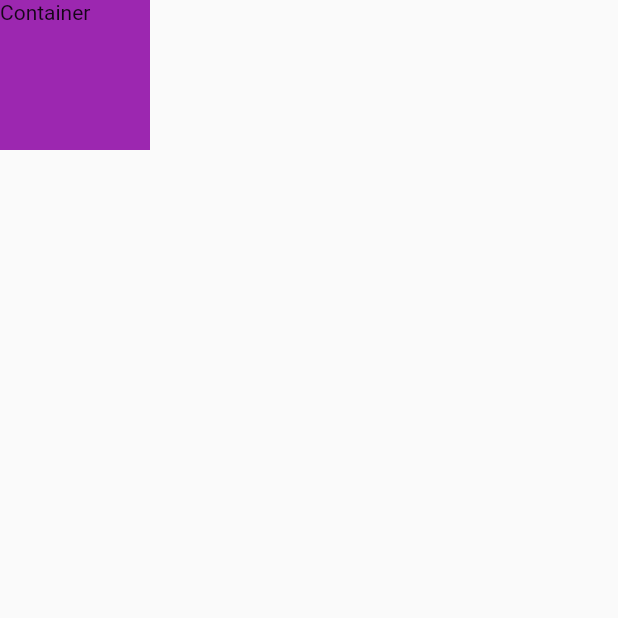
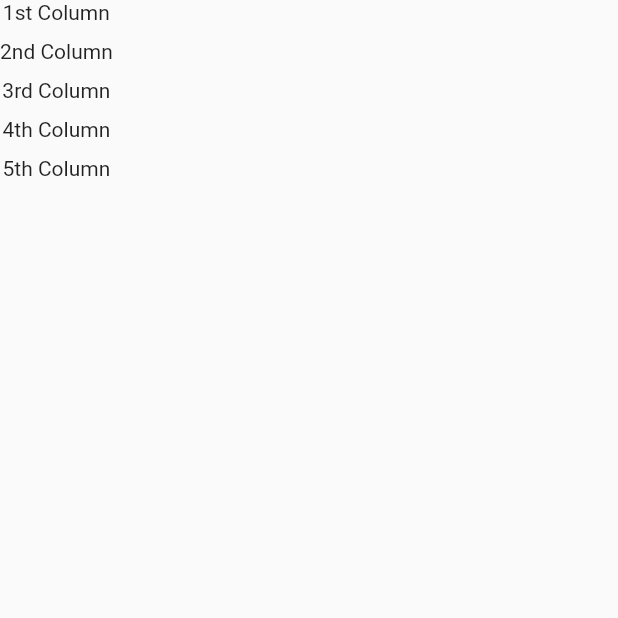
Before and after one commit to wasimiqbal1/Flutter, a Flutter app: the screen it shows after launch, on a phone screen of 412 x 824 dp, the top half of it. Run offline on Flutter 3.47's test engine with Material 2 defaults, Android fonts, the phone set to English and light mode, and no system bars.

Commit message:
Flutter Columns

```diff
--- a/firstapp_wasim/lib/main.dart
+++ b/firstapp_wasim/lib/main.dart
@@ -9,12 +9,17 @@ class MyApp extends StatelessWidget {
   Widget build(BuildContext context) {
     return MaterialApp(
       home: Scaffold(
-        body: Container(
-          height: 100,
-          width: 100,
-          color: Colors.purple,
-          child: Text("Container"),
-          ),
+        body: Column (children: [
+          Text("1st Column"),
+          SizedBox(height: 10, ),
+          Text("2nd Column"),
+          SizedBox(height: 10, ),
+          Text("3rd Column"),
+          SizedBox(height: 10, ),
+          Text("4th Column"),
+          SizedBox(height: 10, ),
+          Text("5th Column"),
+        ],)
       ),
     );
   }
```
